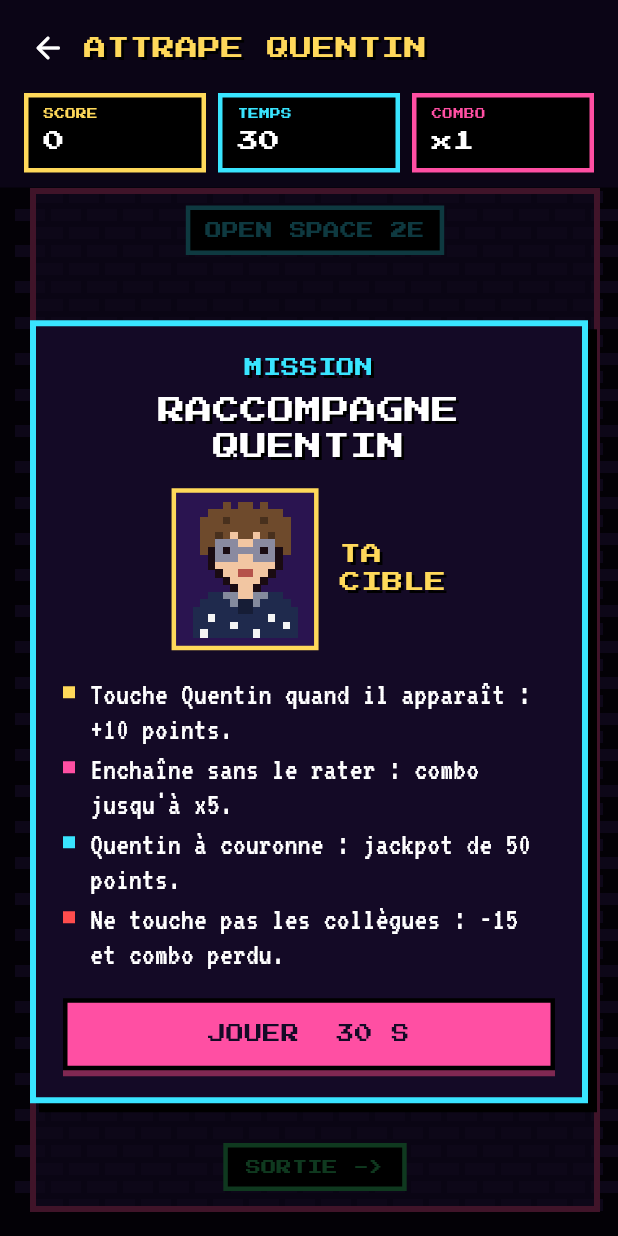
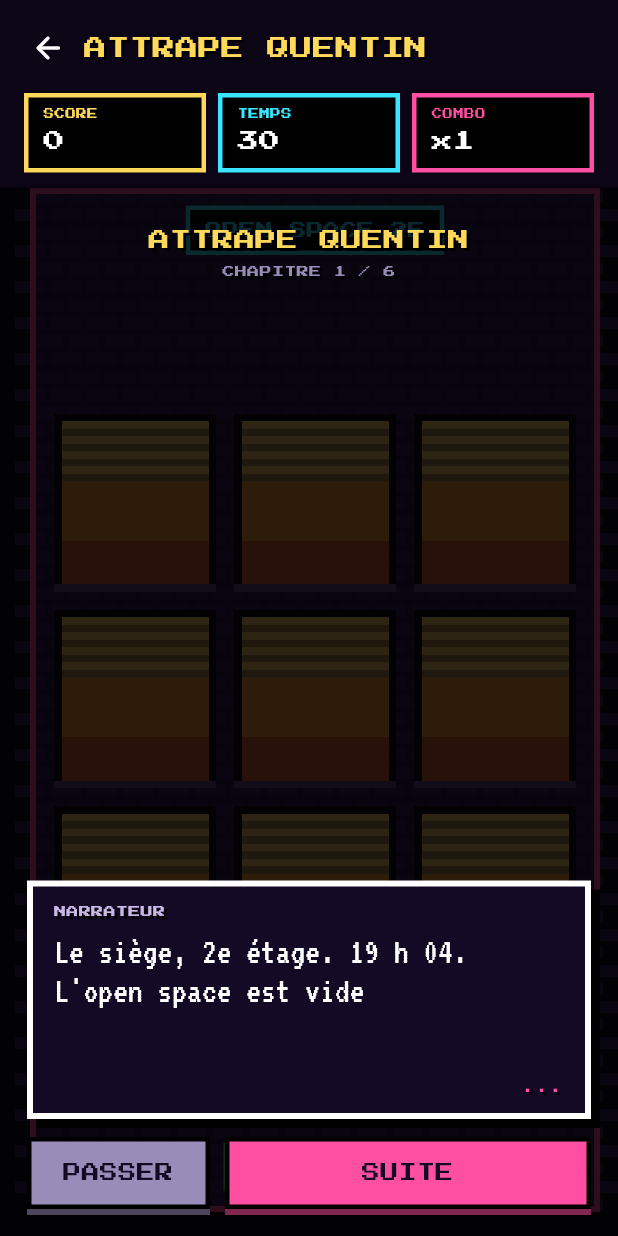
Before and after one commit to Yukojuni/Calendrier-michelin, a Flutter app: the screen it shows after launch, scrolled down 1152 dp, after a tap on "Quentin", after a tap on "ATTRAPE QUENTIN", on a phone screen of 412 x 824 dp. Run offline on Flutter 3.47's test engine with Material 3 defaults, Android fonts, the phone set to English and light mode, and no system bars; our stand-ins replace google_fonts, shared_preferences.

Commit message:
Ajoute le lore des mini-jeux
- Histoire d'introduction façon RPG pour chaque jeu (texte qui s'écrit,
  portrait pixel de qui parle), jouée la première fois puis rejouable
  avec le bouton « Histoire ».
- Messages radio pendant Attrape Quentin, panneaux de route pendant
  Route des congés, épilogue selon le score en fin de partie.
- Fiches personnages de l'équipe (titre, description, stats) depuis la
  Salle d'arcade.

Co-Authored-By: Claude Opus 5.5 <noreply@anthropic.com>
Claude-Session: https://claude.ai/code/session_01Vvzw9iDBvpSLpyghCG6AJZ

```diff
--- a/lib/games/arcade_card.dart
+++ b/lib/games/arcade_card.dart
@@ -8,6 +8,7 @@ import '../theme.dart';
 import '../ui/widgets.dart';
 import 'catch_quentin.dart';
 import 'lane_race.dart';
+import 'lore.dart';
 import 'pixel.dart';
 import 'score_store.dart';
 
@@ -53,7 +54,7 @@ class ArcadeCard extends StatelessWidget {
             ],
           ),
           const SizedBox(height: 4),
-          Text("Deux mini-jeux, un classement d'équipe.", style: TextStyle(color: context.pal.muted, fontSize: 13)),
+          Text("Deux mini-jeux, une histoire, un classement d'équipe.", style: TextStyle(color: context.pal.muted, fontSize: 13)),
           const SizedBox(height: 14),
           LayoutBuilder(
             builder: (context, c) {
@@ -68,6 +69,26 @@ class ArcadeCard extends StatelessWidget {
                 ],
               );
             },
+          ),
+          const SizedBox(height: 12),
+          Wrap(
+            spacing: 12,
+            runSpacing: 8,
+            crossAxisAlignment: WrapCrossAlignment.center,
+            children: [
+              OutlinedButton.icon(
+                onPressed: () => showCharacterSheets(context),
+                icon: const Icon(Icons.groups_rounded, size: 18),
+                label: const Text('Les personnages', style: TextStyle(fontWeight: FontWeight.w700)),
+                style: OutlinedButton.styleFrom(
+                  foregroundColor: Palette.yellow,
+                  side: const BorderSide(color: Palette.yellow, width: 1.5),
+                  minimumSize: const Size(0, 44),
+                  shape: RoundedRectangleBorder(borderRadius: BorderRadius.circular(12)),
+                ),
+              ),
+              Text('Fiches, pouvoirs et faiblesses de chacun.', style: TextStyle(color: context.pal.muted, fontSize: 12.5)),
+            ],
           ),
         ],
       ),
--- a/lib/games/catch_quentin.dart
+++ b/lib/games/catch_quentin.dart
@@ -11,6 +11,7 @@ import '../app_state.dart';
 import '../planning.dart';
 import '../theme.dart';
 import 'game_ui.dart';
+import 'lore.dart';
 import 'pixel.dart';
 import 'score_store.dart';
 
@@ -34,7 +35,7 @@ class _Floater {
   final double born;
 }
 
-enum _Phase { intro, countdown, playing, over }
+enum _Phase { story, intro, countdown, playing, over }
 
 const _red = Color(0xFFFF4D4D);
 
@@ -59,7 +60,9 @@ class _CatchQuentinGameState extends State<CatchQuentinGame> with SingleTickerPr
   ];
   late final Map<int, Sprite> _sprites = {for (var i = 0; i < kPeople.length; i++) i: personSprite(kPeople[i].name)};
 
-  _Phase _phase = _Phase.intro;
+  _Phase _phase = _Phase.story;
+  ({String speaker, String text, double born})? _radio;
+  int _radioIdx = 0;
   double _t = 0; // secondes depuis le début du décompte
   List<_Slot?> _slots = List.filled(_windows, null);
   final List<_Floater> _floaters = [];
@@ -67,6 +70,20 @@ class _CatchQuentinGameState extends State<CatchQuentinGame> with SingleTickerPr
   int _score = 0, _combo = 0, _caught = 0, _wrong = 0, _escaped = 0;
 
   double get _g => _t - _countdown; // temps de jeu
+
+  @override
+  void initState() {
+    super.initState();
+    // L'histoire ne s'affiche d'elle-même que la première fois.
+    storySeen(Games.catchQuentin).then((seen) {
+      if (seen && mounted && _phase == _Phase.story) setState(() => _phase = _Phase.intro);
+    });
+  }
+
+  void _storyDone() {
+    markStorySeen(Games.catchQuentin);
+    setState(() => _phase = _Phase.intro);
+  }
 
   @override
   void dispose() {
@@ -84,6 +101,8 @@ class _CatchQuentinGameState extends State<CatchQuentinGame> with SingleTickerPr
       _shakeUntil = -1;
       _lastGolden = -10;
       _score = _combo = _caught = _wrong = _escaped = 0;
+      _radio = null;
+      _radioIdx = 0;
     });
     _ticker
       ..stop()
@@ -107,6 +126,10 @@ class _CatchQuentinGameState extends State<CatchQuentinGame> with SingleTickerPr
   }
 
   void _update(double g) {
+    if (_radioIdx < kCatchRadio.length && g >= kCatchRadio[_radioIdx].$1) {
+      final (_, speaker, text) = kCatchRadio[_radioIdx++];
+      _radio = (speaker: speaker, text: text, born: _t);
+    }
     final d = g / _duration; // difficulté 0 → 1
     for (var k = 0; k < _windows; k++) {
       final s = _slots[k];
@@ -202,6 +225,9 @@ class _CatchQuentinGameState extends State<CatchQuentinGame> with SingleTickerPr
           ),
         ),
         if (_phase == _Phase.countdown || (_phase == _Phase.playing && _g < .6)) CountdownText(remaining: _countdown - _t),
+        if (_phase == _Phase.playing && _radio != null && _t - _radio!.born < 2.8)
+          LoreBanner(text: _radio!.text, speaker: _radio!.speaker),
+        if (_phase == _Phase.story) StoryOverlay(title: 'ATTRAPE QUENTIN', lines: kStories[Games.catchQuentin]!, onDone: _storyDone),
         if (_phase == _Phase.intro) _intro(),
         if (_phase == _Phase.over)
           Positioned.fill(
@@ -212,6 +238,7 @@ class _CatchQuentinGameState extends State<CatchQuentinGame> with SingleTickerPr
               rank: _rank,
               detail: '$_caught Quentin raccompagné${_caught > 1 ? 's' : ''}, $_escaped échappé${_escaped > 1 ? 's' : ''}, '
                   '$_wrong collègue${_wrong > 1 ? 's' : ''} dérangé${_wrong > 1 ? 's' : ''} par erreur.',
+              epilogue: catchEpilogue(_score),
               onReplay: _start,
             ),
           ),
@@ -315,7 +342,11 @@ class _CatchQuentinGameState extends State<CatchQuentinGame> with SingleTickerPr
                 const _Rule(color: Palette.cyan, text: 'Quentin à couronne : jackpot de 50 points.'),
                 const _Rule(color: _red, text: 'Ne touche pas les collègues : -15 et combo perdu.'),
                 const SizedBox(height: 16),
-                SizedBox(width: double.infinity, child: PixelButton(label: 'JOUER  30 S', autofocus: true, onPressed: _start)),
+                Row(children: [
+                  Expanded(child: PixelButton(label: 'HISTOIRE', color: const Color(0xFF9A8CB8), onPressed: () => setState(() => _phase = _Phase.story))),
+                  const SizedBox(width: 10),
+                  Expanded(flex: 2, child: PixelButton(label: 'JOUER  30 S', autofocus: true, onPressed: _start)),
+                ]),
               ]),
             ),
           ),
--- /dev/null
+++ b/lib/games/lore.dart
@@ -0,0 +1,351 @@
+/// Lore des mini-jeux : histoires d'introduction, messages en cours de partie,
+/// épilogues et fiches personnages de l'équipe.
+library;
+
+import 'dart:async';
+
+import 'package:flutter/material.dart';
+import 'package:shared_preferences/shared_preferences.dart';
+
+import '../planning.dart';
+import '../theme.dart';
+import 'pixel.dart';
+import 'score_store.dart';
+
+// ---------------------------------------------------------------------------
+// Fiches personnages
+// ---------------------------------------------------------------------------
+
+class Bio {
+  const Bio(this.title, this.text, this.speed, this.stealth, this.motivation);
+
+  final String title, text;
+  final int speed, stealth, motivation; // de 1 à 5
+}
+
+const Map<String, Bio> kBios = {
+  'Quentin': Bio('Le Stagiaire éternel',
+      "Arrivé le 2 novembre, libération prévue le 29 janvier. Pouvoir spécial : réapparaître à n'importe quelle fenêtre. Faiblesse : les pots de départ.", 4, 5, 2),
+  'Lucas': Bio('Le Pilote', "A codé ce guide entre deux réunions. Toujours le pied sur l'accélérateur quand il s'agit de partir en congé.", 5, 2, 4),
+  'Opaline': Bio('La Stratège', 'Pose ses congés six mois à l\'avance. Personne ne sait comment elle obtient toujours les ponts.', 3, 4, 5),
+  'Jenny': Bio("L'Insaisissable", "Introuvable les semaines d'exam, imbattable les semaines d'open space.", 5, 5, 3),
+  'Samuel': Bio('Le Tribun', 'Réclame un référendum pour chaque départ. Le dernier portait sur celui de Quentin : adopté à l\'unanimité.', 2, 1, 5),
+  'Tom': Bio('Le Vigile', "Surveille l'open space depuis son bureau près de la fenêtre. Rien ne lui échappe. Sauf Quentin.", 3, 3, 4),
+  'Romain': Bio('Le Diplomate', "Blazer gris, sourire permanent. Négocie les RTT comme d'autres négocient des contrats.", 3, 4, 4),
+};
+
+/// Ouvre les fiches personnages de l'équipe.
+Future<void> showCharacterSheets(BuildContext context) => showDialog<void>(
+      context: context,
+      barrierColor: Colors.black.withValues(alpha: .8),
+      builder: (context) => Dialog(
+        backgroundColor: Colors.transparent,
+        insetPadding: const EdgeInsets.all(16),
+        child: ConstrainedBox(
+          constraints: const BoxConstraints(maxWidth: 720, maxHeight: 720),
+          child: PixelBox(
+            border: Palette.yellow,
+            padding: const EdgeInsets.fromLTRB(16, 16, 16, 14),
+            child: Column(mainAxisSize: MainAxisSize.min, children: [
+              Text(px('SÉLECTION DES PERSONNAGES'), textAlign: TextAlign.center, style: pixelTitle(13, color: Palette.yellow)),
+              const SizedBox(height: 14),
+              Flexible(
+                child: SingleChildScrollView(
+                  child: Wrap(spacing: 12, runSpacing: 12, children: [
+                    for (final p in kPeople)
+                      if (kBios[p.name] case final bio?) _CharacterCard(name: p.name, school: p.school, bio: bio),
+                  ]),
+                ),
+              ),
+              const SizedBox(height: 14),
+              PixelButton(label: 'FERMER', autofocus: true, onPressed: () => Navigator.of(context).pop()),
+            ]),
+          ),
+        ),
+      ),
+    );
+
+class _CharacterCard extends StatelessWidget {
+  const _CharacterCard({required this.name, required this.school, required this.bio});
+
+  final String name, school;
+  final Bio bio;
+
+  @override
+  Widget build(BuildContext context) => Container(
+        width: 320,
+        padding: const EdgeInsets.all(10),
+        decoration: BoxDecoration(color: Colors.black, border: Border.all(color: Palette.cyan, width: 3)),
+        child: Row(crossAxisAlignment: CrossAxisAlignment.start, children: [
+          Container(
+            padding: const EdgeInsets.all(4),
+            color: const Color(0xFF2A1450),
+            child: PixelAvatar(name, size: 64),
+          ),
+          const SizedBox(width: 10),
+          Expanded(
+            child: Column(crossAxisAlignment: CrossAxisAlignment.start, children: [
+              Text(px(name.toUpperCase()), style: pixelTitle(11, color: Palette.yellow)),
+              const SizedBox(height: 4),
+              Text(px(bio.title.toUpperCase()), style: pixelTitle(7, color: Palette.pink)),
+              Text(school, style: pixelBody(17, color: const Color(0xFFC9B8E6))),
+              const SizedBox(height: 4),
+              Text(bio.text, style: pixelBody(18)),
+              const SizedBox(height: 6),
+              _Stat('VITESSE', bio.speed, Palette.cyan),
+              _Stat('DISCRETION', bio.stealth, Palette.violet),
+              _Stat('MOTIVATION', bio.motivation, Palette.orange),
+            ]),
+          ),
+        ]),
+      );
+}
+
+class _Stat extends StatelessWidget {
+  const _Stat(this.label, this.value, this.color);
+
+  final String label;
+  final int value;
+  final Color color;
+
+  @override
+  Widget build(BuildContext context) => Semantics(
+        label: '$label $value sur 5',
+        child: Padding(
+          padding: const EdgeInsets.only(top: 3),
+          child: Row(children: [
+            SizedBox(width: 92, child: Text(label, style: pixelTitle(6, color: Colors.white).copyWith(shadows: const []))),
+            for (var k = 0; k < 5; k++)
+              Container(margin: const EdgeInsets.only(right: 2), width: 14, height: 8, color: k < value ? color : const Color(0xFF2A2440)),
+          ]),
+        ),
+      );
+}
+
+// ---------------------------------------------------------------------------
+// Histoires
+// ---------------------------------------------------------------------------
+
+/// Une réplique : [speaker] est un prénom de l'équipe, ou null pour le narrateur.
+class StoryLine {
+  const StoryLine(this.text, [this.speaker]);
+
+  final String text;
+  final String? speaker;
+}
+
+const Map<String, List<StoryLine>> kStories = {
+  Games.catchQuentin: [
+    StoryLine("Le siège, 2e étage. 19 h 04. L'open space est vide... presque."),
+    StoryLine("Chef, il est encore là. Le stagiaire. Il se cache derrière les stores depuis le 2 novembre.", 'Tom'),
+    StoryLine("Son contrat dit 29 janvier. Mais personne n'a jamais vu Quentin quitter le bâtiment."),
+    StoryLine('On a tout essayé : pot de départ, badge désactivé, Wi-Fi coupé. Il revient toujours.', 'Romain'),
+    StoryLine('Je vous entends, vous savez. Je suis juste derrière la fenêtre du milieu.', 'Quentin'),
+    StoryLine('Ta mission : le raccompagner à la sortie. Gentiment. Tu as 30 secondes avant qu\'il retrouve la machine à café.'),
+  ],
+  Games.race: [
+    StoryLine('Vendredi, 17 h 58. Ton congé commence à 18 h.'),
+    StoryLine("J'ai posé mes congés il y a six mois. Toi, tu as deux minutes pour quitter la ville.", 'Opaline'),
+    StoryLine('Le boss vient d\'envoyer une invitation : « Point rapide, 18 h 01 ».'),
+    StoryLine('Fonce vers la plage. Évite les réunions, les exams et surtout les mails.', 'Jenny'),
+    StoryLine('Ramasse tous les jours de congé sur la route. Un RTT peut te sauver la vie.', 'Lucas'),
+  ],
+};
+
+/// Messages radio pendant « Attrape Quentin », à ces secondes de jeu.
+const List<(double, String, String)> kCatchRadio = [
+  (8, 'Tom', 'Il a pris un deuxième café !'),
+  (16, 'Romain', "Quentin doré repéré, il a mis la couronne du pot de départ !"),
+  (24, 'Samuel', "Le référendum est clair : il doit sortir avant la fin !"),
+];
+
+/// Panneaux de « Route des congés », à partir de ces scores.
+const List<(int, String)> kRaceSigns = [
+  (300, 'SORTIE PARKING'),
+  (800, 'ROCADE DES RÉUNIONS'),
+  (1500, 'CORNICHE DU PONT DE MAI'),
+  (2500, 'VICE BEACH 2 KM'),
+  (4000, 'ODEUR DE CRÈME SOLAIRE'),
+];
+
+String catchEpilogue(int score) {
+  if (score >= 450) return 'Quentin a rendu son badge. L\'open space applaudit. Le 29 janvier peut enfin arriver.';
+  if (score >= 250) return "Quentin est dehors. Il fait coucou par la fenêtre. Le combat reprend demain.";
+  if (score >= 100) return "Quentin a été raccompagné jusqu'au hall. Il est remonté par l'escalier de secours.";
+  return "Quentin s'est caché dans le local imprimante. Il imprime son CV... pour rester.";
+}
+
+String raceEpilogue(int score) {
+  if (score >= 3000) return 'Vice Beach. Pieds dans le sable. Ton message d\'absence répond à ta place.';
+  if (score >= 1500) return 'La mer est en vue. Tu passes ton téléphone en mode avion.';
+  if (score >= 500) return 'Tu as atteint la rocade. Ton téléphone vibre encore, mais tu ne regardes pas.';
+  return 'Le boss t\'a rattrapé au parking. Le « point rapide » a duré deux heures.';
+}
+
+/// Vrai si l'histoire de ce jeu a déjà été vue sur cet appareil.
+Future<bool> storySeen(String game) async {
+  try {
+    return (await SharedPreferences.getInstance()).getBool('gdc-lore-$game') ?? false;
+  } catch (_) {
+    return false;
+  }
+}
+
+Future<void> markStorySeen(String game) async {
+  try {
+    await (await SharedPreferences.getInstance()).setBool('gdc-lore-$game', true);
+  } catch (_) {}
+}
+
+/// Boîte de dialogue façon RPG : texte qui s'écrit lettre par lettre, portrait du personnage qui parle.
+class StoryOverlay extends StatefulWidget {
+  const StoryOverlay({super.key, required this.title, required this.lines, required this.onDone});
+
+  final String title;
+  final List<StoryLine> lines;
+  final VoidCallback onDone;
+
+  @override
+  State<StoryOverlay> createState() => _StoryOverlayState();
+}
+
+class _StoryOverlayState extends State<StoryOverlay> {
+  int _line = 0, _chars = 0;
+  Timer? _timer;
+
+  StoryLine get _current => widget.lines[_line];
+  bool get _typed => _chars >= _current.text.length;
+
+  @override
+  void initState() {
+    super.initState();
+    _type();
+  }
+
+  @override
+  void dispose() {
+    _timer?.cancel();
+    super.dispose();
+  }
+
+  void _type() {
+    _timer?.cancel();
+    _chars = 0;
+    _timer = Timer.periodic(const Duration(milliseconds: 22), (t) {
+      if (!mounted) return t.cancel();
+      setState(() => _chars++);
+      if (_typed) t.cancel();
+    });
+  }
+
+  void _next() {
+    if (!_typed) {
+      _timer?.cancel();
+      setState(() => _chars = _current.text.length);
+      return;
+    }
+    if (_line + 1 >= widget.lines.length) {
+      widget.onDone();
+      return;
+    }
+    setState(() => _line++);
+    _type();
+  }
+
+  @override
+  Widget build(BuildContext context) {
+    final speaker = _current.speaker;
+    final bio = speaker == null ? null : kBios[speaker];
+    return Positioned.fill(
+      child: GestureDetector(
+        behavior: HitTestBehavior.opaque,
+        onTap: _next,
+        child: Container(
+          color: Colors.black.withValues(alpha: .82),
+          padding: const EdgeInsets.all(18),
+          child: Column(children: [
+            const SizedBox(height: 8),
+            Text(px(widget.title), textAlign: TextAlign.center, style: pixelTitle(14, color: Palette.yellow)),
+            const SizedBox(height: 6),
+            Text('CHAPITRE ${_line + 1} / ${widget.lines.length}', style: pixelTitle(8, color: const Color(0xFF9A8CB8))),
+            const Spacer(),
+            if (speaker != null)
+              Align(
+                alignment: Alignment.centerLeft,
+                child: Container(
+                  padding: const EdgeInsets.all(6),
+                  decoration: BoxDecoration(color: const Color(0xFF2A1450), border: Border.all(color: Palette.cyan, width: 3)),
+                  child: PixelAvatar(speaker, size: 72),
+                ),
+              ),
+            const SizedBox(height: 10),
+            PixelBox(
+              border: speaker == null ? Colors.white : Palette.cyan,
+              padding: const EdgeInsets.fromLTRB(14, 12, 14, 12),
+              child: Column(crossAxisAlignment: CrossAxisAlignment.stretch, children: [
+                Text(
+                  speaker == null ? 'NARRATEUR' : px('${speaker.toUpperCase()}${bio == null ? '' : ' · ${bio.title.toUpperCase()}'}'),
+                  style: pixelTitle(8, color: speaker == null ? const Color(0xFFC9B8E6) : Palette.cyan),
+                ),
+                const SizedBox(height: 8),
+                SizedBox(
+                  height: 96,
+                  child: Text(_current.text.substring(0, _chars.clamp(0, _current.text.length)), style: pixelBody(24)),
+                ),
+                Align(
+                  alignment: Alignment.centerRight,
+                  child: Text(_typed ? (_line + 1 >= widget.lines.length ? 'À TOI ! >' : 'SUITE >') : '...',
+                      style: pixelTitle(9, color: Palette.pink)),
+                ),
+              ]),
+            ),
+            const SizedBox(height: 12),
+            Row(children: [
+              Expanded(child: PixelButton(label: 'PASSER', color: const Color(0xFF9A8CB8), onPressed: widget.onDone)),
+              const SizedBox(width: 10),
+              Expanded(flex: 2, child: PixelButton(label: 'SUITE', autofocus: true, onPressed: _next)),
+            ]),
+          ]),
+        ),
+      ),
+    );
+  }
+}
+
+/// Bandeau de message en haut du jeu (radio, panneau de route).
+class LoreBanner extends StatelessWidget {
+  const LoreBanner({super.key, required this.text, this.speaker, this.sign = false});
+
+  final String text;
+  final String? speaker;
+
+  /// Panneau de route vert plutôt que message radio.
+  final bool sign;
+
+  @override
+  Widget build(BuildContext context) => IgnorePointer(
+        child: Align(
+          alignment: Alignment.topCenter,
+          child: Padding(
+            padding: const EdgeInsets.fromLTRB(16, 8, 16, 0),
+            child: Container(
+              padding: const EdgeInsets.all(8),
+              decoration: BoxDecoration(
+                color: sign ? const Color(0xFF1E7A46) : Colors.black,
+                border: Border.all(color: sign ? Colors.white : Palette.cyan, width: 3),
+                boxShadow: const [BoxShadow(color: Colors.black, offset: Offset(4, 4))],
+              ),
+              child: Row(mainAxisSize: MainAxisSize.min, children: [
+                if (speaker != null) ...[PixelAvatar(speaker!, size: 32), const SizedBox(width: 8)],
+                Flexible(
+                  child: Column(crossAxisAlignment: CrossAxisAlignment.start, mainAxisSize: MainAxisSize.min, children: [
+                    if (!sign) Text(px('RADIO ${speaker?.toUpperCase() ?? ''}'), style: pixelTitle(7, color: Palette.cyan)),
+                    Text(sign ? px(text) : text, style: sign ? pixelTitle(11) : pixelBody(21)),
+                  ]),
+                ),
+              ]),
+            ),
+          ),
+        ),
+      );
+}
```
Also changed, not shown: lib/games/game_ui.dart (+12 -0 lines), lib/games/lane_race.dart (+33 -3 lines).
